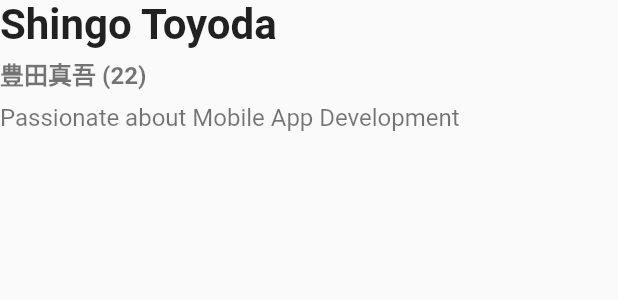
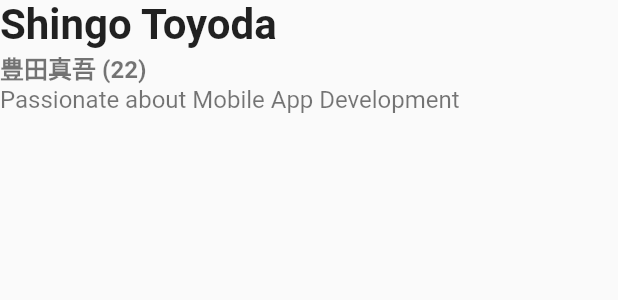
Before and after one commit to toyoshin5/flutter-portfolio, a Flutter app: the _MyNameArea widget shown alone on an empty page, opened directly, on a phone screen of 412 x 824 dp. Shown: the top 300 px of the screen. Run offline on Flutter 3.47's test engine with Material 3 defaults, Android fonts, the phone set to English and light mode, and no system bars; our stand-ins replace animated_text_kit, device_preview, fl_chart, flutter_riverpod, font_awesome_flutter, freezed_annotation and 2 more; generated files the repository leaves out were written again; network calls fail; Roboto replaces fonts that are missing (SanFrancisco).

Commit message:
padding調整

```diff
--- a/lib/pages/home_page.dart
+++ b/lib/pages/home_page.dart
@@ -158,7 +158,6 @@ class _MyNameArea extends ConsumerWidget {
                 fontSize: (screenCls != ScreenSizeClass.phone) ? 34 : 28,
                 fontWeight: FontWeight.bold),
           ),
-          const Gap(4),
           Text(
             "${model.overview.name} (22)",
             style: TextStyle(
@@ -166,7 +165,6 @@ class _MyNameArea extends ConsumerWidget {
                 fontWeight: FontWeight.bold,
                 color: AppColors.secondary(context)),
           ),
-          const Gap(8),
           Text(
             model.overview.position,
             style: TextStyle(fontSize: 16, color: AppColors.secondary(context)),
```
